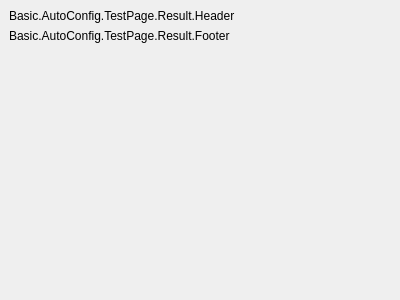
The window that UI/forms/AutoConfigTestPage.ui (exeldro/obs-studio) describes before a commit, drawn with Qt 5.
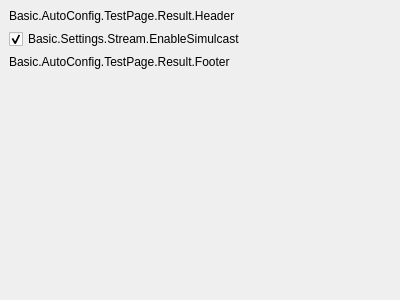
The same window after the commit. The open tabs and pages were chosen to show the change.

Commit message: UI: Add simulcast checkbox to final wizard page

Patch:
```diff
--- a/UI/forms/AutoConfigTestPage.ui
+++ b/UI/forms/AutoConfigTestPage.ui
@@ -87,6 +87,16 @@
          </property>
         </widget>
        </item>
+       <item>
+        <widget class="QCheckBox" name="useSimulcast">
+         <property name="text">
+          <string>Basic.Settings.Stream.EnableSimulcast</string>
+         </property>
+         <property name="checked">
+          <bool>true</bool>
+         </property>
+        </widget>
+       </item>
        <item>
         <widget class="QLabel" name="finalResultLabel_2">
          <property name="text">
```
The commit also changes 3 other files.
